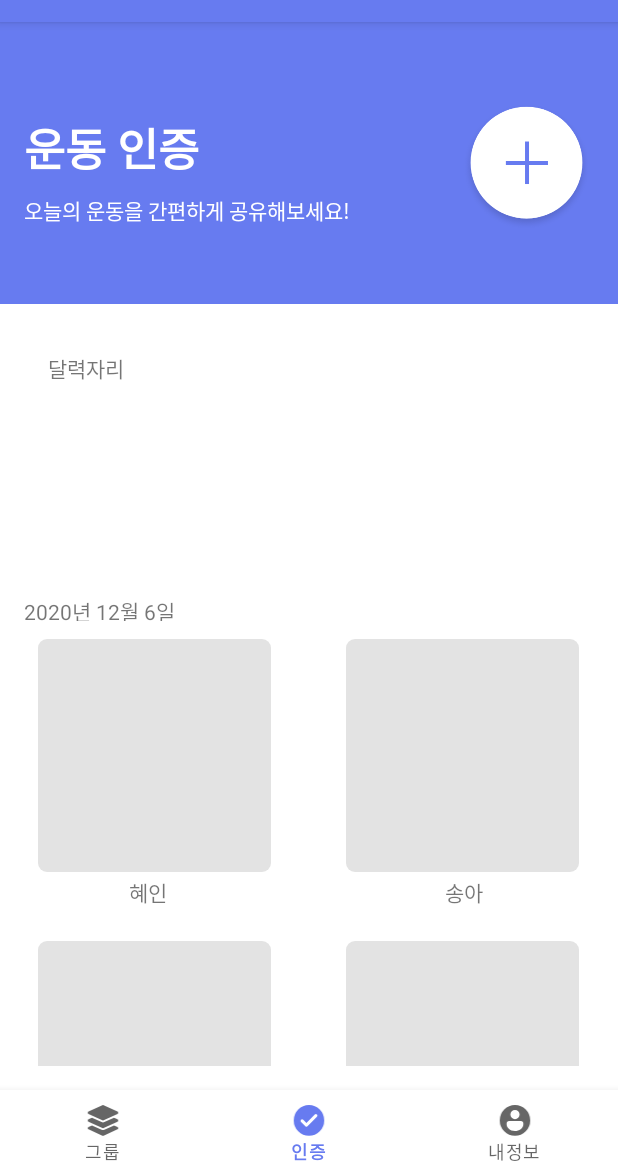
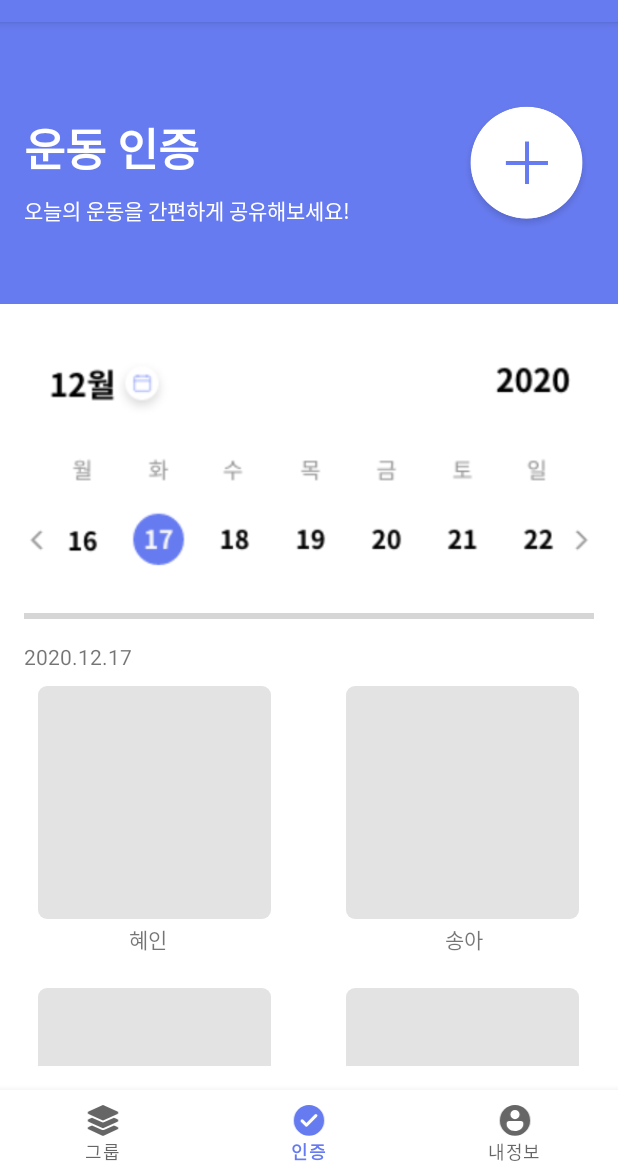
Before and after one commit to TEAMGODORI/GODORI_Android, an Android app: the screen it shows after launch (TabBarActivity), item 2 of the bottom bar chosen, on a phone screen of 412 x 824 dp, the part 62-1236 px from its top. Run offline under Robolectric (Android 15) with nearby library versions, the phone set to English and light mode, and no system bars.

Commit message:
[ADD] 프래그먼트 작업 중

```diff
--- a/GODORI/app/src/main/java/com/example/godori/CertifTabFragment.kt
+++ b/GODORI/app/src/main/java/com/example/godori/CertifTabFragment.kt
@@ -1,11 +1,13 @@
 package com.example.godori
 
 import android.content.Context
+import android.graphics.Insets.add
 import android.os.Bundle
 import android.view.LayoutInflater
 import android.view.View
 import android.view.ViewGroup
 import androidx.fragment.app.Fragment
+import androidx.fragment.app.FragmentTransaction
 import kotlinx.android.synthetic.main.fragment_certif_tab.*
 
 
@@ -19,29 +21,13 @@ private const val ARG_PARAM2 = "param2"
  * Use the [CertifTabFragment.newInstance] factory method to
  * create an instance of this fragment.
  */
-class CertifTabFragment : Fragment() {
-    var tabBarActivity: TabBarActivity? = null
-
-    override fun onAttach(context: Context) {
-        super.onAttach(context!!)
-        //이 메소드가 호출될떄는 프래그먼트가 엑티비티위에 올라와있는거니깐 getActivity메소드로 엑티비티참조가능
-        tabBarActivity = activity as TabBarActivity?
-    }
-
-    override fun onDetach() {
-        super.onDetach()
-        //이제 더이상 엑티비티 참초가안됨
-        tabBarActivity = null
-    }
-
+class CertifTabFragment : Fragment(){
     override fun onCreateView(
         inflater: LayoutInflater, container: ViewGroup?,
         savedInstanceState: Bundle?
     ): View? {
         // Inflate the layout for this fragment
         val view = inflater.inflate(R.layout.fragment_certif_tab, container, false)
-
-//        certi1.setOnClickListener(View.OnClickListener { tabBarActivity?.onChangeFragment(3) })
         return view
     }
 
--- a/GODORI/app/src/main/java/com/example/godori/TabBarActivity.kt
+++ b/GODORI/app/src/main/java/com/example/godori/TabBarActivity.kt
@@ -1,12 +1,14 @@
 package com.example.godori
 
+import android.net.wifi.p2p.nsd.WifiP2pServiceRequest.newInstance
 import android.os.Bundle
-import android.view.Menu
-import android.view.View
+import android.widget.ImageButton
 import androidx.appcompat.app.AppCompatActivity
+import androidx.fragment.app.Fragment
 import androidx.viewpager.widget.ViewPager
 import kotlinx.android.synthetic.main.activity_tab_bar.*
 import kotlinx.android.synthetic.main.fragment_certif_tab.*
+import java.lang.reflect.Array.newInstance
 import kotlin.properties.Delegates
 
 
@@ -17,8 +19,6 @@ class TabBarActivity : AppCompatActivity() {
     override fun onCreate(savedInstanceState: Bundle?) {
         super.onCreate(savedInstanceState)
         setContentView(R.layout.activity_tab_bar)
-
-        certifTabDetailFragment = CertifTabDetailFragment()
 
         // 뷰 페이저 세팅
         viewpagerAdapter = TabBarViewPagerAdapter(supportFragmentManager)
@@ -53,11 +53,5 @@ class TabBarActivity : AppCompatActivity() {
 
         }
     }
-    fun onChangeFragment(index: Int){
-        if(index == 1){
-            supportFragmentManager.beginTransaction().replace(R.id.fragment_certif_tab_detail,
-                certifTabDetailFragment!!
-            ).commit();
-        }
-    }
+
 }
--- a/GODORI/app/src/main/java/com/example/godori/TabBarViewPagerAdapter.kt
+++ b/GODORI/app/src/main/java/com/example/godori/TabBarViewPagerAdapter.kt
@@ -15,9 +15,10 @@ class TabBarViewPagerAdapter (fm : FragmentManager) : FragmentStatePagerAdapter(
         0 -> GroupTabFragment()
         1 -> CertifTabFragment()
         2 -> MyInfoTabFragment()
+        3 -> CertifTabDetailFragment()
         else -> throw IllegalStateException("Unexpected position $position")
     }
-    override fun getCount(): Int = 3
+    override fun getCount(): Int = 4
     // 뷰페이저어댑터는 위 두가지 메소드를 반드시 오버라이드 해야한다
     // getItem() -> 리스트에 있는 프래그먼트의 인스턴스를 새 페이지로 제공하는 함수
     // getCount() -> 어댑터에서 만들 페이지 수를 반환하는 함수
--- a/GODORI/app/src/main/res/layout/activity_tab_bar.xml
+++ b/GODORI/app/src/main/res/layout/activity_tab_bar.xml
@@ -26,13 +26,4 @@
         app:layout_constraintStart_toStartOf="parent"
         app:layout_constraintTop_toTopOf="parent" />
 
-    <FrameLayout
-        android:id="@+id/fragment_certif_tab_detail"
-        android:layout_width="match_parent"
-        android:layout_height="0dp"
-        app:layout_constraintBottom_toTopOf="@+id/tabbar"
-        app:layout_constraintEnd_toEndOf="parent"
-        app:layout_constraintStart_toStartOf="parent"
-        app:layout_constraintTop_toTopOf="parent" />
-
 </androidx.constraintlayout.widget.ConstraintLayout>
--- a/GODORI/app/src/main/res/layout/fragment_certif_tab.xml
+++ b/GODORI/app/src/main/res/layout/fragment_certif_tab.xml
@@ -63,16 +63,20 @@
 
             <LinearLayout
                 android:layout_width="match_parent"
-                android:layout_height="178dp"
+                android:layout_height="190dp"
                 android:orientation="vertical">
 
-                <TextView
+                <ImageView
                     android:layout_width="match_parent"
-                    android:layout_height="200dp"
+                    android:layout_height="190dp"
                     android:padding="16dp"
-                    android:text="달력자리" />
+                    android:background="@drawable/img_month"/>
             </LinearLayout>
 
+            <View
+                android:layout_width="match_parent"
+                android:layout_height="4dp"
+                android:background="#D6D6D6" />
 
             <LinearLayout
                 android:layout_width="match_parent"
@@ -82,8 +86,9 @@
                 <TextView
                     android:layout_width="wrap_content"
                     android:layout_height="17dp"
+                    android:layout_marginTop="15dp"
                     android:layout_marginBottom="10dp"
-                    android:text="2020년 12월 6일" />
+                    android:text="2020.12.17" />
 
                 <LinearLayout
                     android:layout_width="match_parent"
```
Also changed, not shown: GODORI/app/src/main/res/drawable-v24/img_month.png (added).
